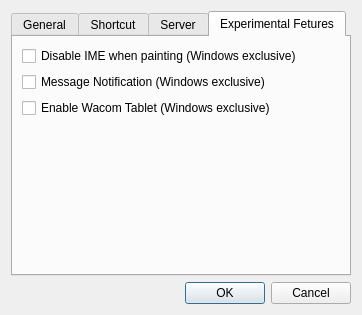
Above: src/painttyDesktop/widgets/configuredialog.ui from liuyanghejerry/painttyWidget before the change. Below: the same form after it.
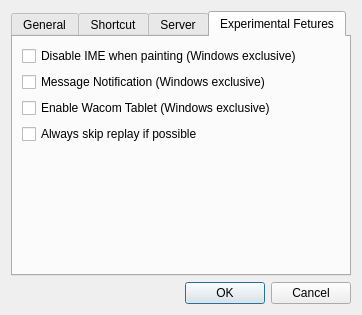
That is the form after the change. The open tabs and pages were chosen to show the change.

Commit message: update: make ArchiveFile global, since we need its dir name in Canvas; add: option in configuration dialog to enable skip; minor changes.

What changed in the file:
```diff
--- a/src/painttyDesktop/widgets/configuredialog.ui
+++ b/src/painttyDesktop/widgets/configuredialog.ui
@@ -197,6 +197,13 @@
          </property>
         </widget>
        </item>
+       <item>
+        <widget class="QCheckBox" name="skip_replay">
+         <property name="text">
+          <string>Always skip replay if possible</string>
+         </property>
+        </widget>
+       </item>
        <item>
         <spacer name="verticalSpacer">
          <property name="orientation">
```
The commit also changes 8 other files.
